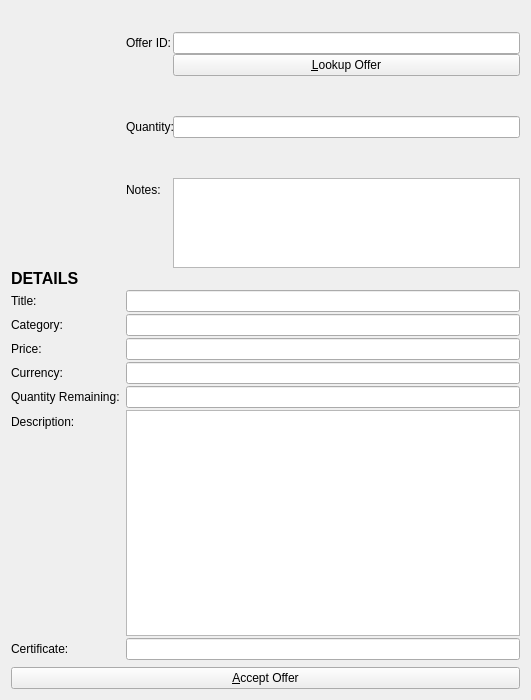
First picture: the form in src/qt/forms/acceptandpayofferlistpage.ui, repository syscoin/syscoin1, before the edit.
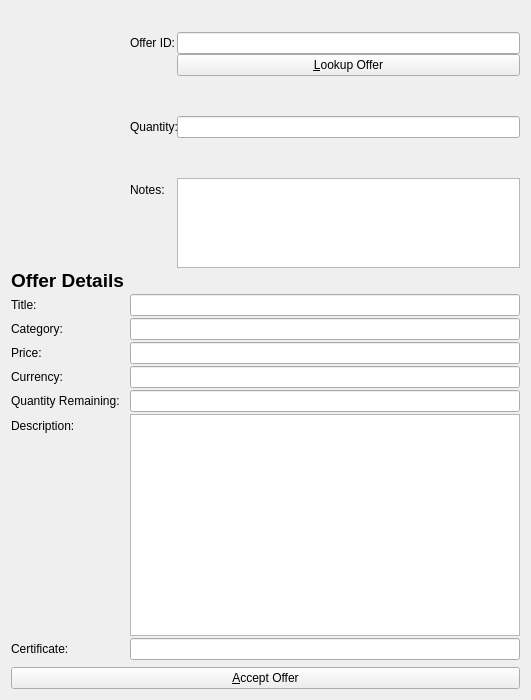
Second picture: the form after the edit. Icons and pictures are not drawn.

The edit to the form file:
```diff
--- a/src/qt/forms/acceptandpayofferlistpage.ui
+++ b/src/qt/forms/acceptandpayofferlistpage.ui
@@ -190,13 +190,13 @@
       <widget class="QLabel" name="label_3">
        <property name="font">
         <font>
-         <pointsize>12</pointsize>
+         <pointsize>14</pointsize>
          <weight>75</weight>
          <bold>true</bold>
         </font>
        </property>
        <property name="text">
-        <string>DETAILS</string>
+        <string>Offer Details</string>
        </property>
       </widget>
      </item>
```
